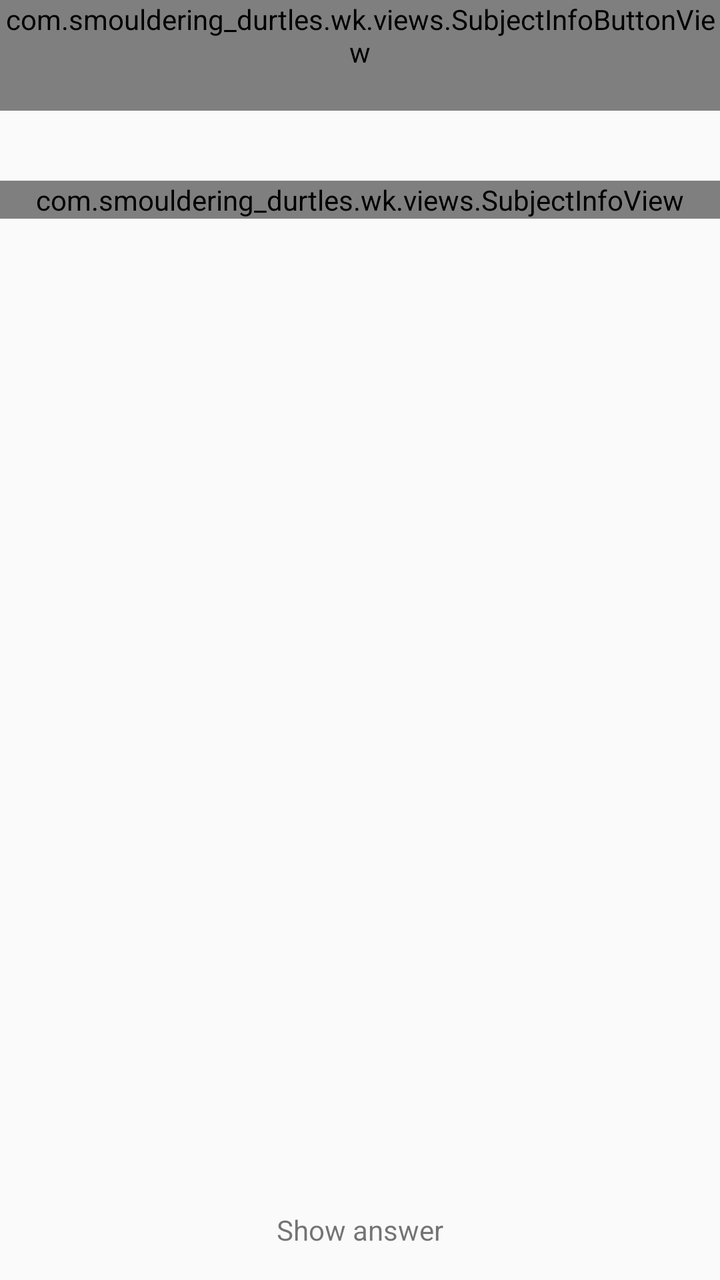
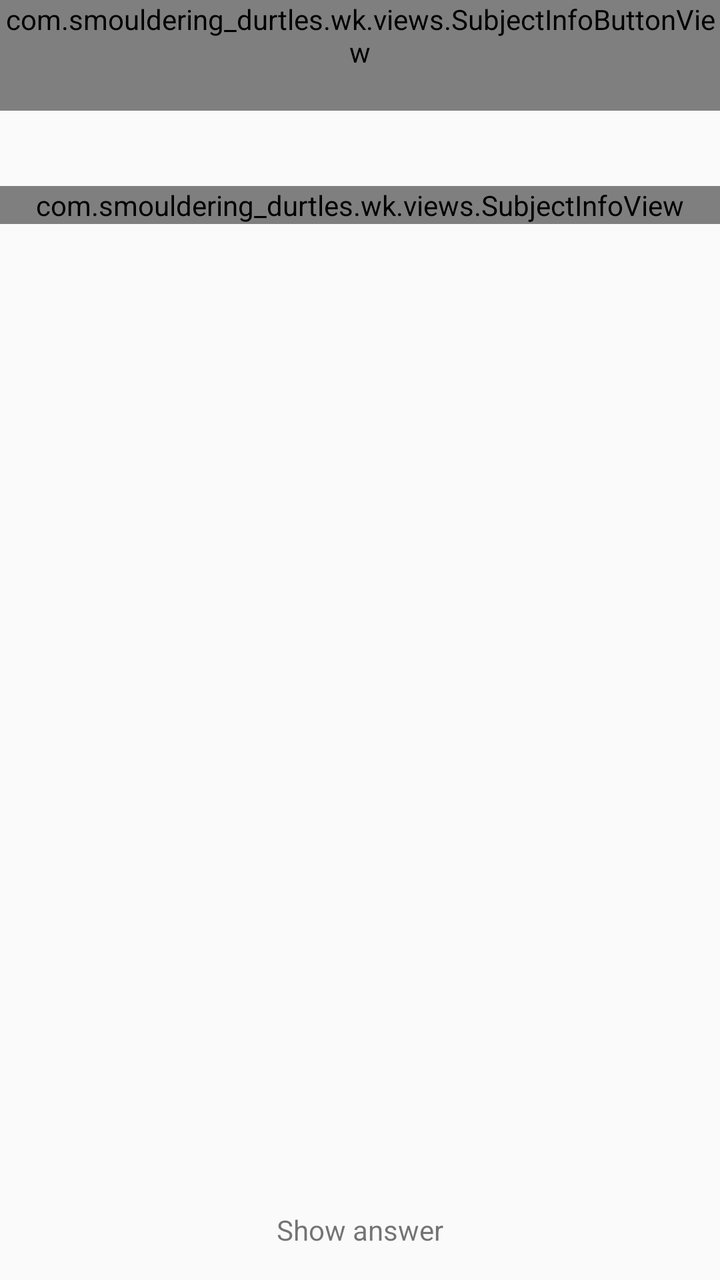

Compare the two renders of this Android layout. The source of the first and the diff that turns it into the second are given below.
<!-- AndroidManifest.xml: application theme Theme.AppCompat.Light.NoActionBar -->
<!-- res/layout/fragment_anki.xml -->
<?xml version="1.0" encoding="utf-8"?>
<LinearLayout xmlns:android="http://schemas.android.com/apk/res/android"
    xmlns:tools="http://schemas.android.com/tools"
    android:layout_width="match_parent"
    android:layout_height="match_parent"
    xmlns:app="http://schemas.android.com/apk/res-auto"
    android:orientation="vertical">

    <ScrollView
        android:id="@+id/scrollView"
        android:layout_width="match_parent"
        android:layout_height="0dp"
        android:layout_weight="1">

        <LinearLayout
            android:layout_width="match_parent"
            android:layout_height="wrap_content"
            android:paddingBottom="8dp"
            android:orientation="vertical">

            <androidx.constraintlayout.widget.ConstraintLayout
                android:id="@+id/questionView"
                android:layout_width="match_parent"
                android:layout_height="wrap_content">

                <com.smouldering_durtles.wk.views.SubjectInfoButtonView
                    android:id="@+id/questionText"
                    android:layout_width="wrap_content"
                    android:layout_height="wrap_content"
                    android:paddingBottom="20dp"
                    android:clickable="true"
                    android:focusable="false"
                    app:layout_constraintBottom_toBottomOf="parent"
                    app:layout_constraintEnd_toEndOf="parent"
                    app:layout_constraintStart_toStartOf="parent"
                    app:layout_constraintTop_toTopOf="parent"
                    tools:ignore="KeyboardInaccessibleWidget" />

                <TextView
                    android:id="@+id/progress"
                    android:layout_width="wrap_content"
                    android:layout_height="wrap_content"
                    android:layout_marginTop="4dp"
                    android:layout_marginLeft="8dp"
                    android:layout_marginStart="8dp"
                    android:text=""
                    app:layout_constraintStart_toStartOf="parent"
                    app:layout_constraintTop_toTopOf="parent"
                    style="@style/WK.TextView.Normal.Light"/>

                <TextView
                    android:id="@+id/srsIndicator"
                    android:layout_width="wrap_content"
                    android:layout_height="wrap_content"
                    android:layout_marginTop="4dp"
                    android:text=""
                    app:layout_constraintStart_toStartOf="parent"
                    app:layout_constraintEnd_toEndOf="parent"
                    app:layout_constraintTop_toTopOf="parent"
                    style="@style/WK.TextView.Normal.Light"/>

                <Button
                    android:id="@+id/specialButton1"
                    android:layout_width="wrap_content"
                    android:layout_height="wrap_content"
                    android:text="Special button 1"
                    android:visibility="gone"
                    android:paddingTop="4dp"
                    app:layout_constraintTop_toTopOf="parent"
                    app:layout_constraintEnd_toEndOf="parent"
                    android:gravity="end|top"
                    style="@style/WK.Button.Borderless.Light"
            android:layout_margin="8dp"/>

                <Button
                    android:id="@+id/specialButton2"
                    android:layout_width="wrap_content"
                    android:layout_height="wrap_content"
                    android:text="Special button 2"
                    android:visibility="gone"
                    app:layout_constraintBottom_toBottomOf="parent"
                    app:layout_constraintStart_toStartOf="parent"
                    android:gravity="center"
                    style="@style/WK.Button.Borderless.Light"
            android:layout_margin="8dp"/>

                <Button
                    android:id="@+id/specialButton3"
                    android:layout_width="wrap_content"
                    android:layout_height="wrap_content"
                    android:text="Special button 3"
                    android:visibility="gone"
                    android:paddingTop="4dp"
                    app:layout_constraintTop_toTopOf="parent"
                    app:layout_constraintStart_toEndOf="@id/progress"
                    android:gravity="start|top"
                    style="@style/WK.Button.Borderless.Light"
            android:layout_margin="8dp"/>

                <TextView
                    android:id="@+id/levelUpToastText"
                    android:layout_width="wrap_content"
                    android:layout_height="wrap_content"
                    android:layout_marginTop="1dp"
                    android:layout_marginLeft="4dp"
                    android:layout_marginStart="4dp"
                    android:paddingLeft="16dp"
                    android:paddingStart="16dp"
                    android:paddingRight="16dp"
                    android:paddingEnd="16dp"
                    android:paddingTop="2dp"
                    android:paddingBottom="4dp"
                    android:text=""
                    android:visibility="gone"
                    android:elevation="4dp"
                    app:layout_constraintStart_toStartOf="parent"
                    app:layout_constraintEnd_toEndOf="parent"
                    app:layout_constraintTop_toTopOf="parent"
                    style="@style/WK.TextView.CustomToast"
                    tools:ignore="UnusedAttribute"/>

                <TextView
                    android:id="@+id/closeToastText"
                    android:layout_width="wrap_content"
                    android:layout_height="wrap_content"
                    android:layout_marginTop="1dp"
                    android:layout_marginLeft="4dp"
                    android:layout_marginStart="4dp"
                    android:paddingLeft="16dp"
                    android:paddingStart="16dp"
                    android:paddingRight="16dp"
                    android:paddingEnd="16dp"
                    android:paddingTop="2dp"
                    android:paddingBottom="4dp"
                    android:text=""
                    android:textSize="14sp"
                    android:visibility="gone"
                    app:layout_constraintStart_toStartOf="parent"
                    app:layout_constraintEnd_toEndOf="parent"
                    app:layout_constraintTop_toBottomOf="@id/levelUpToastText"
                    style="@style/WK.TextView.CustomToast"/>

                <TextView
                    android:id="@+id/alternativesToastText"
                    style="@style/WK.TextView.AlternativeToast"
                    android:layout_width="wrap_content"
                    android:layout_height="wrap_content"
                    android:layout_marginStart="4dp"
                    android:layout_marginLeft="4dp"
                    android:layout_marginTop="75dp"
                    android:paddingStart="16dp"
                    android:paddingLeft="16dp"
                    android:paddingTop="2dp"
                    android:paddingEnd="16dp"
                    android:paddingRight="16dp"
                    android:paddingBottom="4dp"
                    android:text=""
                    android:textSize="14sp"
                    android:visibility="gone"
                    app:layout_constraintEnd_toEndOf="parent"
                    app:layout_constraintStart_toStartOf="parent"
                    app:layout_constraintTop_toBottomOf="@id/closeToastText" />

                <com.smouldering_durtles.wk.views.StarRatingView
                    android:id="@+id/starRating"
                    android:layout_width="wrap_content"
                    android:layout_height="wrap_content"
                    android:layout_marginBottom="4dp"
                    app:layout_constraintBottom_toBottomOf="parent"
                    app:layout_constraintStart_toStartOf="parent"
                    app:layout_constraintEnd_toEndOf="parent"
                    android:visibility="gone"/>

            </androidx.constraintlayout.widget.ConstraintLayout>

            <TextView
                android:id="@+id/questionType"
                android:layout_width="match_parent"
                android:layout_height="wrap_content"
                android:paddingTop="4dp"
                android:paddingBottom="4dp"
                android:paddingHorizontal="8dp"
                android:gravity="center_horizontal"
                android:text=""
                android:elevation="4dp"
                style="@style/WK.TextView.Normal"
                tools:ignore="UnusedAttribute"/>

            <TextView
                android:id="@+id/closeMessageText"
                android:layout_width="wrap_content"
                android:layout_height="wrap_content"
                android:layout_marginTop="4dp"
                android:text=""
                android:background="@drawable/rounded_corners"
                android:padding="8dp"
                android:visibility="gone"
                android:layout_weight="0"
                style="@style/WK.TextView.CustomToast"/>

            <TextView
                android:id="@+id/answer"
                android:layout_width="match_parent"
                android:layout_height="wrap_content"
                android:layout_marginTop="8dp"
                android:padding="8dp"
                android:text=""
                android:textIsSelectable="true"
                android:focusable="false"
                android:visibility="gone"/>

            <TextView
                android:id="@+id/synonyms"
                android:layout_width="match_parent"
                android:layout_height="wrap_content"
                android:layout_marginTop="8dp"
                android:padding="8dp"
                android:text=""
                android:textIsSelectable="true"
                android:focusable="false"
                android:visibility="gone"/>

            <com.smouldering_durtles.wk.views.SubjectInfoView
                android:id="@+id/subjectInfo"
                android:layout_width="match_parent"
                android:layout_height="wrap_content"
                android:layout_weight="0"
                android:layout_marginTop="8dp"
                android:paddingHorizontal="8dp"/>

        </LinearLayout>

    </ScrollView>

    <androidx.constraintlayout.widget.ConstraintLayout
        android:id="@+id/buttonsView"
        android:layout_width="match_parent"
        android:layout_height="50dp"
        android:layout_weight="0">

        <TextView
            android:id="@+id/ankiShowAnswerButton"
            android:layout_width="0dp"
            android:layout_height="0dp"
            android:text="Show answer"
            android:gravity="center"
            app:layout_constraintEnd_toEndOf="parent"
            app:layout_constraintStart_toStartOf="parent"
            app:layout_constraintTop_toTopOf="parent"
            app:layout_constraintBottom_toBottomOf="parent"/>

        <TextView
            android:id="@+id/ankiNextButton"
            android:layout_width="0dp"
            android:layout_height="0dp"
            android:text="Next"
            android:gravity="center"
            android:visibility="gone"
            app:layout_constraintEnd_toEndOf="parent"
            app:layout_constraintStart_toStartOf="parent"
            app:layout_constraintTop_toTopOf="parent"
            app:layout_constraintBottom_toBottomOf="parent"/>

        <TextView
            android:id="@+id/ankiIncorrectButton"
            android:layout_width="0dp"
            android:layout_height="0dp"
            android:text="Incorrect"
            android:gravity="center"
            android:visibility="gone"
            app:layout_constraintStart_toStartOf="parent"
            app:layout_constraintEnd_toStartOf="@id/ankiCorrectButton"
            app:layout_constraintTop_toTopOf="parent"
            app:layout_constraintBottom_toBottomOf="parent"/>

        <TextView
            android:id="@+id/ankiCorrectButton"
            android:layout_width="0dp"
            android:layout_height="0dp"
            android:text="Correct"
            android:gravity="center"
            android:visibility="gone"
            app:layout_constraintStart_toEndOf="@id/ankiIncorrectButton"
            app:layout_constraintEnd_toEndOf="parent"
            app:layout_constraintTop_toTopOf="parent"
            app:layout_constraintBottom_toBottomOf="parent"/>

    </androidx.constraintlayout.widget.ConstraintLayout>

</LinearLayout>
<!-- resources referenced by this layout -->
<resources>
  <!-- drawable rounded_corners (drawable) -->
  <?xml version="1.0" encoding="utf-8"?>
  <shape xmlns:android="http://schemas.android.com/apk/res/android"
      android:shape="rectangle" android:padding="10dp">
      <solid android:color="@color/customToastColorBackground"/>
      <corners android:radius="10dp"/>
  </shape>
  <style name="WK.Button.Borderless.Light" parent="Widget.AppCompat.Button.Borderless">
          <item name="android:background">@drawable/mm_btn</item>
          <item name="android:fontFamily">@font/silkscreen</item>
          <item name="android:textColor">@color/mmInkLight</item>
          <item name="android:textSize">12sp</item>
          <item name="android:letterSpacing">0.06</item>
          <item name="android:minHeight">46dp</item>
          <item name="android:minWidth">0dp</item>
          <item name="android:paddingLeft">16dp</item>
          <item name="android:paddingRight">16dp</item>
          <item name="android:paddingTop">4dp</item>
          <item name="android:paddingBottom">12dp</item>
          <item name="android:stateListAnimator">@null</item>
      </style>
  <style name="WK.TextView.AlternativeToast" parent="WK.TextView.Normal">
          <item name="android:textSize">14sp</item>
          <item name="android:textColor">?attr/alternativeToastColorPrimary</item>
          <item name="android:background">@drawable/alternative_toast</item>
      </style>
  <style name="WK.TextView.CustomToast" parent="WK.TextView.Normal">
          <item name="android:textSize">14sp</item>
          <item name="android:textColor">?attr/customToastColorPrimary</item>
          <item name="android:background">@drawable/rounded_corners</item>
      </style>
  <style name="WK.TextView.Normal" parent="Widget.AppCompat.TextView">
          <item name="android:textSize">14sp</item>
          <item name="android:textColor">?attr/colorPrimary</item>
          <item name="android:background">@color/transparent</item>
      </style>
  <style name="WK.TextView.Normal.Light" parent="WK.TextView.Normal">
          <item name="android:textColor">?attr/mmOnHeader</item>
          <item name="android:fontFamily">@font/silkscreen</item>
          <item name="android:textStyle">bold</item>
      </style>
  <color name="customToastColorBackground">#FFFF80</color>
  <!-- drawable mm_btn (drawable) -->
  <?xml version="1.0" encoding="utf-8"?>
  <selector xmlns:android="http://schemas.android.com/apk/res/android">
      <item android:state_pressed="true" android:drawable="@drawable/mm_btn_pressed"/>
      <item android:state_enabled="false"><layer-list><item android:drawable="@drawable/mm_btn_normal"/><item android:top="0dp"><shape android:shape="rectangle"><corners android:radius="999dp"/><solid android:color="#66FFFFFF"/></shape></item></layer-list></item>
      <item android:drawable="@drawable/mm_btn_normal"/>
  </selector>
  <color name="mmInkLight">#2E4756</color>
  <!-- drawable alternative_toast (drawable) -->
  <?xml version="1.0" encoding="utf-8"?>
  <shape xmlns:android="http://schemas.android.com/apk/res/android"
      android:shape="rectangle" android:padding="10dp">
      <solid android:color="@color/alternativeToastColorBackground"/>
      <corners android:radius="10dp"/>
  </shape>
  <color name="transparent">#00000000</color>
  <!-- drawable mm_btn_pressed (drawable) -->
  <?xml version="1.0" encoding="utf-8"?>
  <layer-list xmlns:android="http://schemas.android.com/apk/res/android">
      <item android:top="5dp"><shape android:shape="rectangle"><corners android:radius="999dp"/><solid android:color="?attr/mmOutline"/></shape></item>
      <item android:left="3dp" android:right="3dp" android:top="8dp" android:bottom="3dp"><shape android:shape="rectangle"><corners android:radius="999dp"/><solid android:color="?attr/mmButtonShade"/></shape></item>
  </layer-list>
  <color name="alternativeToastColorBackground">#00000000</color>
  <!-- unchanged entries left out for length: 1 -->
</resources>

<!-- the commit's change to res/layout/fragment_anki.xml (unified diff, before → after) -->
@@ -133,7 +133,7 @@
                     android:paddingTop="2dp"
                     android:paddingBottom="4dp"
                     android:text=""
-                    android:textSize="14sp"
+                    android:textSize="16sp"
                     android:visibility="gone"
                     app:layout_constraintStart_toStartOf="parent"
                     app:layout_constraintEnd_toEndOf="parent"
@@ -155,7 +155,7 @@
                     android:paddingRight="16dp"
                     android:paddingBottom="4dp"
                     android:text=""
-                    android:textSize="14sp"
+                    android:textSize="16sp"
                     android:visibility="gone"
                     app:layout_constraintEnd_toEndOf="parent"
                     app:layout_constraintStart_toStartOf="parent"
<!-- resource entries referenced after the edit -->
@@ -11,7 +11,7 @@
           <item name="android:background">@drawable/mm_btn</item>
           <item name="android:fontFamily">@font/silkscreen</item>
           <item name="android:textColor">@color/mmInkLight</item>
-          <item name="android:textSize">12sp</item>
+          <item name="android:textSize">14sp</item>
           <item name="android:letterSpacing">0.06</item>
           <item name="android:minHeight">46dp</item>
           <item name="android:minWidth">0dp</item>
@@ -22,17 +22,17 @@
           <item name="android:stateListAnimator">@null</item>
       </style>
   <style name="WK.TextView.AlternativeToast" parent="WK.TextView.Normal">
-          <item name="android:textSize">14sp</item>
+          <item name="android:textSize">16sp</item>
           <item name="android:textColor">?attr/alternativeToastColorPrimary</item>
           <item name="android:background">@drawable/alternative_toast</item>
       </style>
   <style name="WK.TextView.CustomToast" parent="WK.TextView.Normal">
-          <item name="android:textSize">14sp</item>
+          <item name="android:textSize">16sp</item>
           <item name="android:textColor">?attr/customToastColorPrimary</item>
           <item name="android:background">@drawable/rounded_corners</item>
       </style>
   <style name="WK.TextView.Normal" parent="Widget.AppCompat.TextView">
-          <item name="android:textSize">14sp</item>
+          <item name="android:textSize">16sp</item>
           <item name="android:textColor">?attr/colorPrimary</item>
           <item name="android:background">@color/transparent</item>
       </style>
